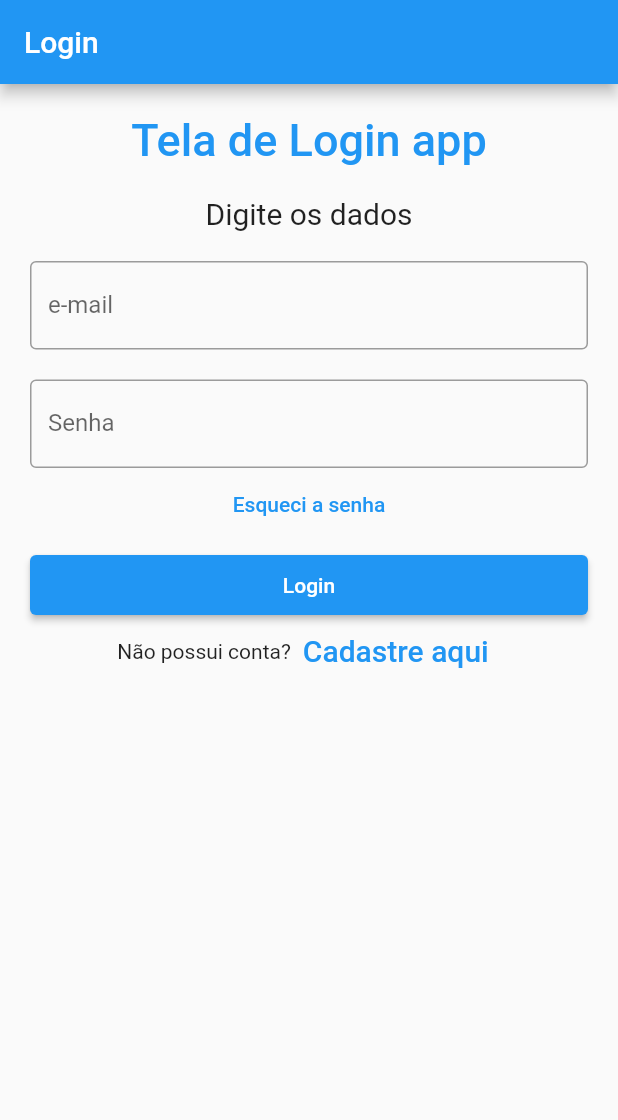
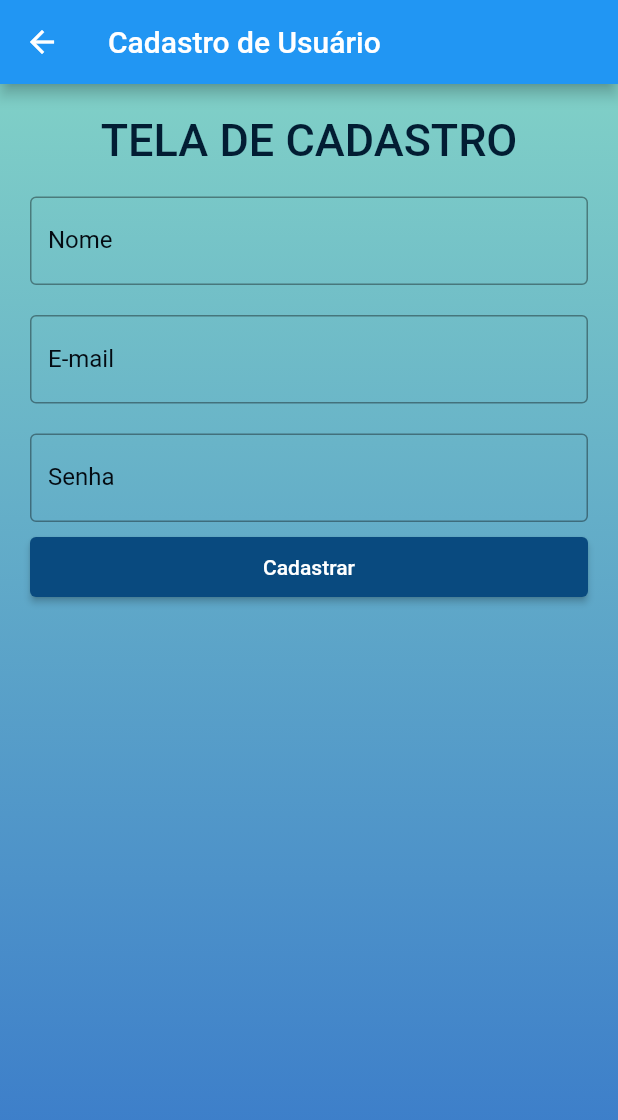
Before and after one commit to neves1697/GeradorSenha, a Flutter app: the screen it shows after launch, after a tap on "Cadastre aqui", on a phone screen of 412 x 824 dp. Shown: the top 1120 px of the screen. Run offline on Flutter 3.47's test engine with Material 2 defaults, Android fonts, the phone set to English and light mode, and no system bars; our stand-ins replace image_picker, sqflite; missing offline and left inert: dart:html; accounts and stored records are empty; network calls fail.

```diff
--- a/lib/Data/senha_Entity.dart
+++ b/lib/Data/senha_Entity.dart
@@ -1,7 +1,7 @@
 import 'package:flutter/material.dart';
 
 class SenhaEntity {
-  late int? senhaID;
+  late int senhaID;
   late String? descricao;
   late String? _login;
 
--- /dev/null
+++ b/lib/cadastrousuario.dart
@@ -0,0 +1,104 @@
+import 'package:flutter/material.dart';
+
+class CadastroUsuario extends StatelessWidget {
+  @override
+  Widget build(BuildContext context) {
+    return Scaffold(
+      appBar: AppBar(title: const Text('Cadastro de Usuário')),
+      body: Container(
+        decoration: BoxDecoration(
+          gradient: LinearGradient(
+            colors: [
+              Color.fromARGB(255, 128, 208, 199),
+              Color.fromARGB(255, 54, 118, 202),
+            ],
+            begin: Alignment.topCenter,
+            end: Alignment.bottomCenter,
+          ),
+        ),
+        child: _Cadastro(),
+      ),
+    );
+  }
+}
+
+class _Cadastro extends StatelessWidget {
+  String nome = '';
+  String email = '';
+  String senha = '';
+
+  @override
+  Widget build(BuildContext context) {
+    return Padding(
+      padding: const EdgeInsets.all(10),
+      child: ListView(
+        children: <Widget>[
+          Container(
+              alignment: Alignment.center,
+              padding: const EdgeInsets.all(10),
+              child: const Text(
+                'TELA DE CADASTRO',
+                style: TextStyle(
+                    color: Color.fromARGB(255, 2, 29, 51),
+                    fontWeight: FontWeight.w500,
+                    fontSize: 30),
+              )),
+          Container(
+            padding: const EdgeInsets.all(10),
+            child: TextField(
+              onChanged: (text) {
+                nome = text;
+              },
+              decoration: const InputDecoration(
+                border: OutlineInputBorder(),
+                labelText: 'Nome',
+                labelStyle: TextStyle(color: Color.fromARGB(255, 4, 11, 18)),
+              ),
+            ),
+          ),
+          Container(
+            padding: const EdgeInsets.all(10),
+            child: TextField(
+              onChanged: (text) {
+                email = text;
+              },
+              keyboardType: TextInputType.emailAddress,
+              decoration: const InputDecoration(
+                border: OutlineInputBorder(),
+                labelText: 'E-mail',
+                labelStyle: TextStyle(color: Color.fromARGB(255, 4, 11, 18)),
+              ),
+            ),
+          ),
+          Container(
+            padding: const EdgeInsets.fromLTRB(10, 10, 10, 0),
+            child: TextField(
+              onChanged: (text) {
+                senha = text;
+              },
+              obscureText: true,
+              decoration: const InputDecoration(
+                border: OutlineInputBorder(),
+                labelText: 'Senha',
+                labelStyle: TextStyle(color: Color.fromARGB(255, 4, 11, 18)),
+              ),
+            ),
+          ),
+          Container(
+            height: 50,
+            padding: const EdgeInsets.fromLTRB(10, 10, 10, 0),
+            child: ElevatedButton(
+              child: const Text('Cadastrar'),
+              onPressed: () {
+                print("Click no cadastro de usuário");
+              },
+              style: ElevatedButton.styleFrom(
+                primary: Color.fromARGB(255, 9, 74, 127),
+              ),
+            ),
+          ),
+        ],
+      ),
+    );
+  }
+}
--- a/lib/cadsenhas.dart
+++ b/lib/cadsenhas.dart
@@ -1,6 +1,8 @@
-import 'package:cadastroapp/Data/senha_sqlite_datasource.dart';
+// ignore_for_file: prefer_const_constructors
+
 import 'package:flutter/material.dart';
 import 'Data/senha_entity.dart';
+import 'Data/senha_sqlite_datasource.dart';
 
 class cadsenhas extends StatefulWidget {
   const cadsenhas({Key? key}) : super(key: key);
--- a/lib/main.dart
+++ b/lib/main.dart
@@ -1,8 +1,7 @@
+import 'cadastrousuario.dart';
+import 'menuprincipal.dart';
 import 'recuperarsenha.dart';
-import 'menuprincipal.dart';
-import 'package:cadastroapp/recuperarsenha.dart';
 import 'package:flutter/material.dart';
-import 'menuprincipal.dart';
 
 void main() {
   runApp(MyApp());
@@ -12,17 +11,33 @@ class MyApp extends StatelessWidget {
   @override
   Widget build(BuildContext context) {
     return MaterialApp(
+      debugShowCheckedModeBanner: false,
       home: Scaffold(
         appBar: AppBar(title: const Text('Login')),
-        body: _Login(),
+        backgroundColor: Colors.transparent,
+        body: Container(
+          decoration: BoxDecoration(
+            gradient: LinearGradient(
+              colors: [
+                Color.fromARGB(255, 128, 208, 199),
+                Color.fromARGB(255, 54, 118, 202),
+              ],
+              begin: Alignment.topCenter,
+              end: Alignment.bottomCenter,
+            ),
+          ),
+          child: _Login(),
+        ),
       ),
     );
   }
 }
 
+// ignore: must_be_immutable
 class _Login extends StatelessWidget {
   String email = '';
   String pass = '';
+
   @override
   Widget build(BuildContext context) {
     return Padding(
@@ -33,19 +48,22 @@ class _Login extends StatelessWidget {
             alignment: Alignment.center,
             padding: const EdgeInsets.all(10),
             child: const Text(
-                  'Tela de Login app',
+              'TELA DE LOGIN APP',
               style: TextStyle(
-                      color: Colors.blue,
+                  color: Color.fromARGB(255, 2, 29, 51),
                   fontWeight: FontWeight.w500,
                   fontSize: 30),
-                )),
+            ),
+          ),
           Container(
             alignment: Alignment.center,
             padding: const EdgeInsets.all(10),
             child: const Text(
               'Digite os dados',
-                  style: TextStyle(fontSize: 20),
-                )),
+              style: TextStyle(
+                  fontSize: 20, color: Color.fromARGB(255, 9, 69, 52)),
+            ),
+          ),
           Container(
             padding: const EdgeInsets.all(10),
             child: TextField(
@@ -53,6 +71,7 @@ class _Login extends StatelessWidget {
               decoration: const InputDecoration(
                 border: OutlineInputBorder(),
                 labelText: 'e-mail',
+                labelStyle: TextStyle(color: Color.fromARGB(255, 4, 11, 18)),
               ),
             ),
           ),
@@ -63,6 +82,7 @@ class _Login extends StatelessWidget {
               decoration: const InputDecoration(
                 border: OutlineInputBorder(),
                 labelText: 'Senha',
+                labelStyle: TextStyle(color: Color.fromARGB(255, 4, 11, 18)),
               ),
             ),
           ),
@@ -74,6 +94,8 @@ class _Login extends StatelessWidget {
             },
             child: const Text(
               'Esqueci a senha',
+              style: TextStyle(
+                  color: Color.fromARGB(255, 5, 24, 40), fontSize: 20),
             ),
           ),
           Container(
@@ -82,28 +104,40 @@ class _Login extends StatelessWidget {
             child: ElevatedButton(
               child: const Text('Login'),
               onPressed: () {
-                    Navigator.push(context,
-                        MaterialPageRoute(builder: (context) {
+                Navigator.push(context, MaterialPageRoute(builder: (context) {
                   return menuprincipal();
                 }));
               },
-                )),
+              style: ElevatedButton.styleFrom(
+                primary: Color.fromARGB(255, 9, 74, 127),
+              ),
+            ),
+          ),
           Row(
             children: <Widget>[
               const Text('Não possui conta?'),
               TextButton(
                 child: const Text(
                   'Cadastre aqui',
-                    style: TextStyle(fontSize: 20),
+                  style: TextStyle(
+                    fontSize: 20,
+                    color: Color.fromARGB(255, 243, 246, 249),
+                  ),
                 ),
                 onPressed: () {
-                    print('Cadastro aqui');
+                  Navigator.push(
+                    context,
+                    MaterialPageRoute(builder: (context) {
+                      return CadastroUsuario();
+                    }),
+                  );
                 },
-                )
+              ),
             ],
             mainAxisAlignment: MainAxisAlignment.center,
           ),
         ],
-        ));
+      ),
+    );
   }
 }
--- a/lib/menuprincipal.dart
+++ b/lib/menuprincipal.dart
@@ -50,7 +50,7 @@ class menuprincipal extends StatelessWidget {
                         return cadcartoes();
                       }));
                     }),
-                    ListTile(
+                ListTile(
                     leading: Icon(Icons.password_rounded),
                     title: Text("Gerador de Senhas"),
                     subtitle: Text("Gerador de Senhas..."),
@@ -65,7 +65,7 @@ class menuprincipal extends StatelessWidget {
             ),
           ),
           appBar: AppBar(
-              backgroundColor:Color.fromARGB(108, 67, 160, 129),
+              backgroundColor: Color.fromARGB(108, 67, 160, 129),
               title: const Text('Menu Principal')),
           body: Center(
             child: ElevatedButton(
@@ -83,7 +83,7 @@ class menuprincipal extends StatelessWidget {
               BottomNavigationBarItem(
                   icon: Icon(Icons.person),
                   label: "Minha conta",
-                  backgroundColor:Color.fromARGB(108, 67, 160, 129)),
+                  backgroundColor: Color.fromARGB(108, 67, 160, 129)),
               BottomNavigationBarItem(
                   icon: Icon(Icons.password),
                   label: "Senhas",
```
Also changed, not shown: lib/listasenhas.dart (added, +92 -0 lines). Lines whose indentation alone changed are shown as unchanged.
